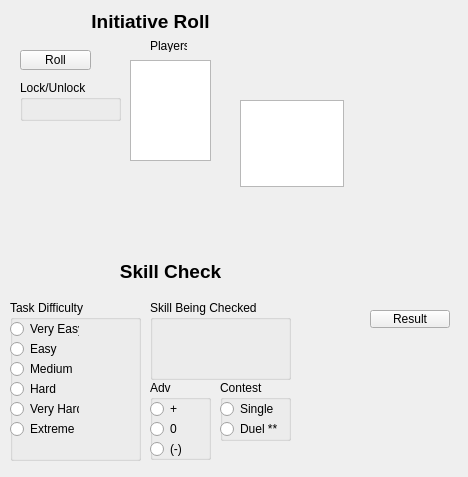
Above: GUI/widget.ui from CameronVigil/dnd-game-tracker before the change. Below: the same form after it.
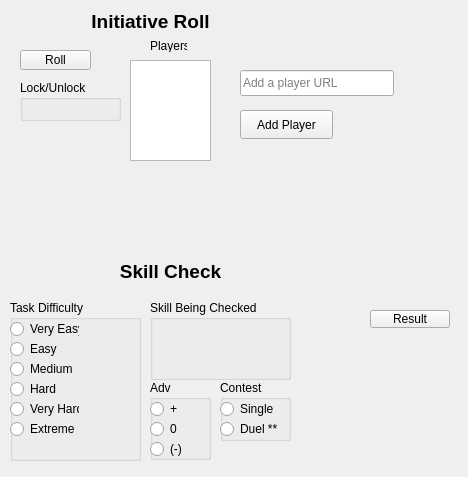
That is the form after the change.

Commit message: add player button

```diff
--- a/GUI/widget.ui
+++ b/GUI/widget.ui
@@ -299,14 +299,30 @@
     <string>&lt;html&gt;&lt;head/&gt;&lt;body&gt;&lt;p align=&quot;center&quot;&gt;&lt;span style=&quot; font-size:14pt; font-weight:700;&quot;&gt;Initiative Roll&lt;/span&gt;&lt;/p&gt;&lt;/body&gt;&lt;/html&gt;</string>
    </property>
   </widget>
-  <widget class="QPlainTextEdit" name="plainTextEdit">
+  <widget class="QLineEdit" name="addPlayerLineEdit">
    <property name="geometry">
     <rect>
      <x>240</x>
-     <y>100</y>
-     <width>104</width>
-     <height>87</height>
+     <y>70</y>
+     <width>154</width>
+     <height>26</height>
     </rect>
+   </property>
+   <property name="placeholderText">
+    <string>Add a player URL</string>
+   </property>
+  </widget>
+  <widget class="QPushButton" name="addPlayerButton">
+   <property name="geometry">
+    <rect>
+     <x>240</x>
+     <y>110</y>
+     <width>93</width>
+     <height>29</height>
+    </rect>
+   </property>
+   <property name="text">
+    <string>Add Player</string>
    </property>
   </widget>
  </widget>
```
The commit also changes 7 other files.
